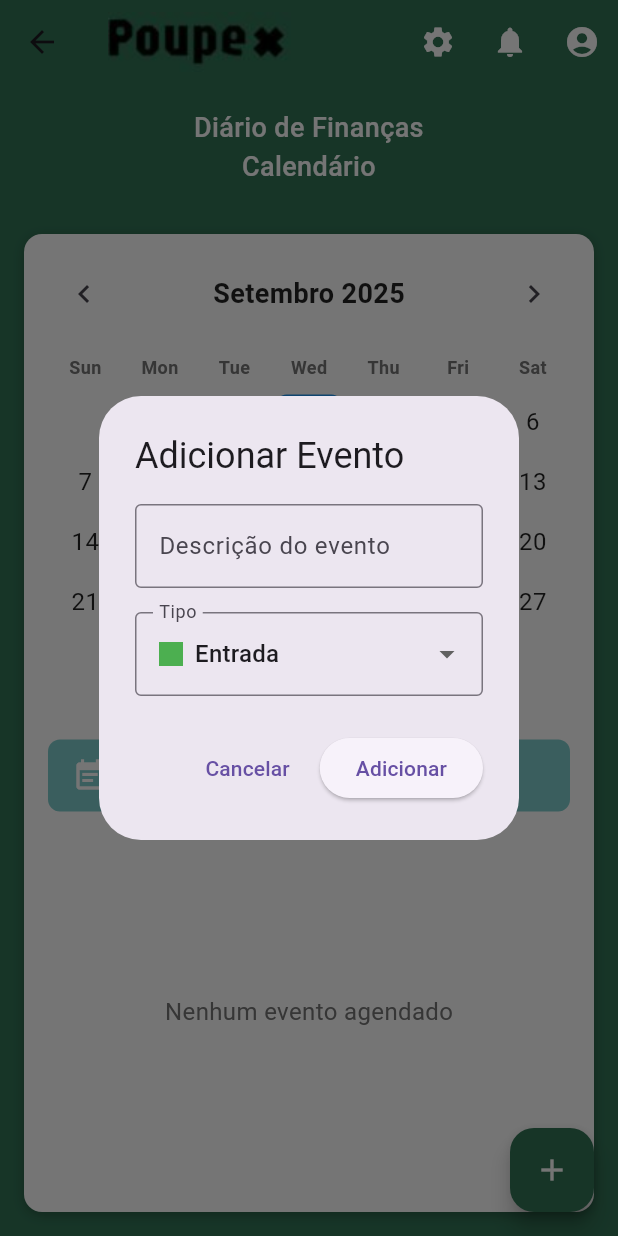
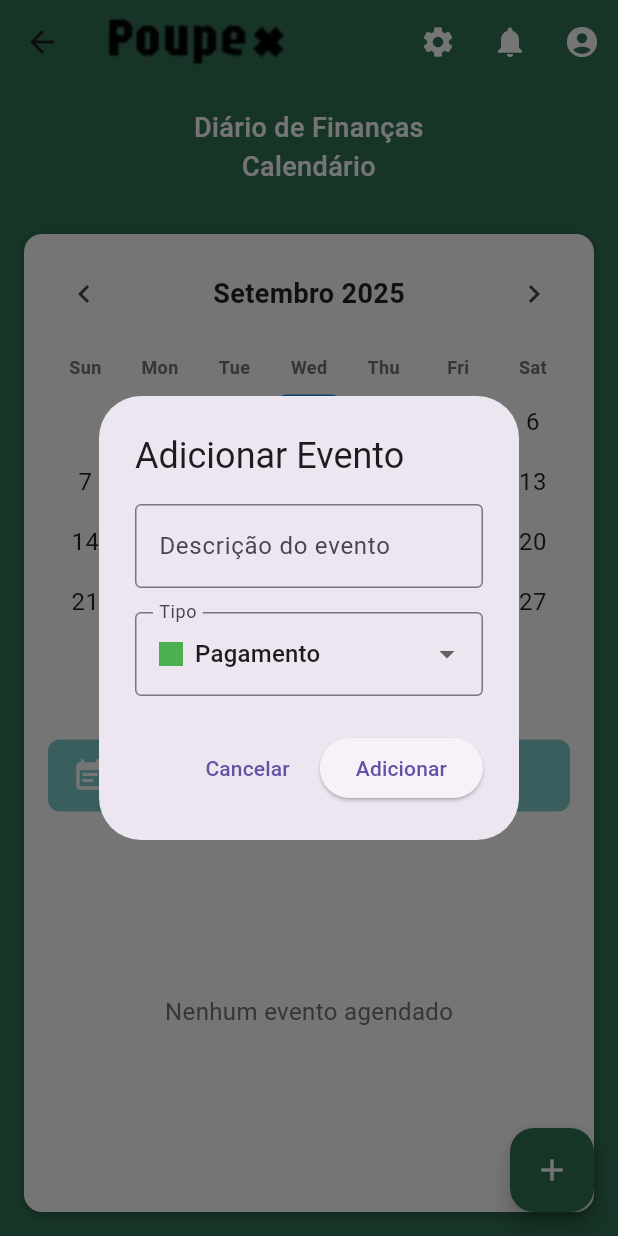
Before and after one commit to lopesmrafael/Poupex_flutter, a Flutter app: the CalendarioScreen screen opened directly, after a tap on the "add" icon, on a phone screen of 412 x 824 dp. Run offline on Flutter 3.47's test engine with Material 3 defaults, Android fonts, the phone set to English and light mode, and no system bars; our stand-ins replace fl_chart, flutter_multi_formatter.

```diff
--- a/lib/Pages/CalendarioFinanceiroPage.dart
+++ b/lib/Pages/CalendarioFinanceiroPage.dart
@@ -10,7 +10,7 @@ class CalendarioScreen extends StatefulWidget {
 class _CalendarioScreenState extends State<CalendarioScreen> {
   DateTime selectedDate = DateTime.now();
   Map<DateTime, List<String>> events = {};
-  Map<DateTime, String> dayTypes = {}; // 'entrada' ou 'gasto'
+  Map<DateTime, String> dayTypes = {}; // 'pagamento' ou 'gasto'
 
   void _onDateSelected(DateTime date) {
     setState(() {
@@ -31,7 +31,7 @@ class _CalendarioScreenState extends State<CalendarioScreen> {
 
   void _showAddEventDialog() {
     String eventText = '';
-    String eventType = 'entrada'; // valor inicial agora é "entrada"
+    String eventType = 'pagamento';
 
     showDialog(
       context: context,
@@ -61,7 +61,7 @@ class _CalendarioScreenState extends State<CalendarioScreen> {
                     ),
                     items: [
                       DropdownMenuItem(
-                        value: 'entrada',
+                        value: 'pagamento',
                         child: Row(
                           children: [
                             Container(
@@ -70,7 +70,7 @@ class _CalendarioScreenState extends State<CalendarioScreen> {
                               color: Colors.green,
                               margin: EdgeInsets.only(right: 8),
                             ),
-                            Text('Entrada'),
+                            Text('Pagamento'),
                           ],
                         ),
                       ),
```
